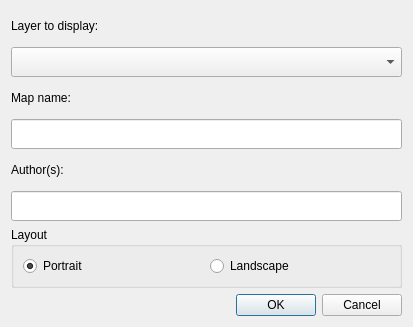
Before: the Qt Designer form LDMP/gui/DlgVisualizationCreateMap.ui in ConservationInternational/trends.earth, drawn with Qt 5.
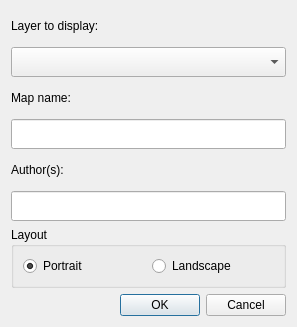
After: the same form once the commit is applied.

Commit message: Fix dialog formatting.

Diff of the .ui file:
```diff
--- a/LDMP/gui/DlgVisualizationCreateMap.ui
+++ b/LDMP/gui/DlgVisualizationCreateMap.ui
@@ -6,16 +6,28 @@
    <rect>
     <x>0</x>
     <y>0</y>
-    <width>413</width>
+    <width>293</width>
     <height>313</height>
    </rect>
   </property>
+  <property name="sizePolicy">
+   <sizepolicy hsizetype="Expanding" vsizetype="Expanding">
+    <horstretch>0</horstretch>
+    <verstretch>0</verstretch>
+   </sizepolicy>
+  </property>
   <property name="windowTitle">
    <string>Create Map</string>
   </property>
   <layout class="QVBoxLayout" name="verticalLayout_2">
    <item>
     <widget class="QLabel" name="layer_combo_label">
+     <property name="sizePolicy">
+      <sizepolicy hsizetype="Preferred" vsizetype="Minimum">
+       <horstretch>0</horstretch>
+       <verstretch>0</verstretch>
+      </sizepolicy>
+     </property>
      <property name="minimumSize">
       <size>
        <width>0</width>
@@ -51,6 +63,12 @@
    </item>
    <item>
     <widget class="QLabel" name="label">
+     <property name="sizePolicy">
+      <sizepolicy hsizetype="Preferred" vsizetype="Minimum">
+       <horstretch>0</horstretch>
+       <verstretch>0</verstretch>
+      </sizepolicy>
+     </property>
      <property name="minimumSize">
       <size>
        <width>0</width>
@@ -89,6 +107,12 @@
    </item>
    <item>
     <widget class="QLabel" name="label_2">
+     <property name="sizePolicy">
+      <sizepolicy hsizetype="Preferred" vsizetype="Minimum">
+       <horstretch>0</horstretch>
+       <verstretch>0</verstretch>
+      </sizepolicy>
+     </property>
      <property name="minimumSize">
       <size>
        <width>0</width>
```
The commit also changes 6 other files.
